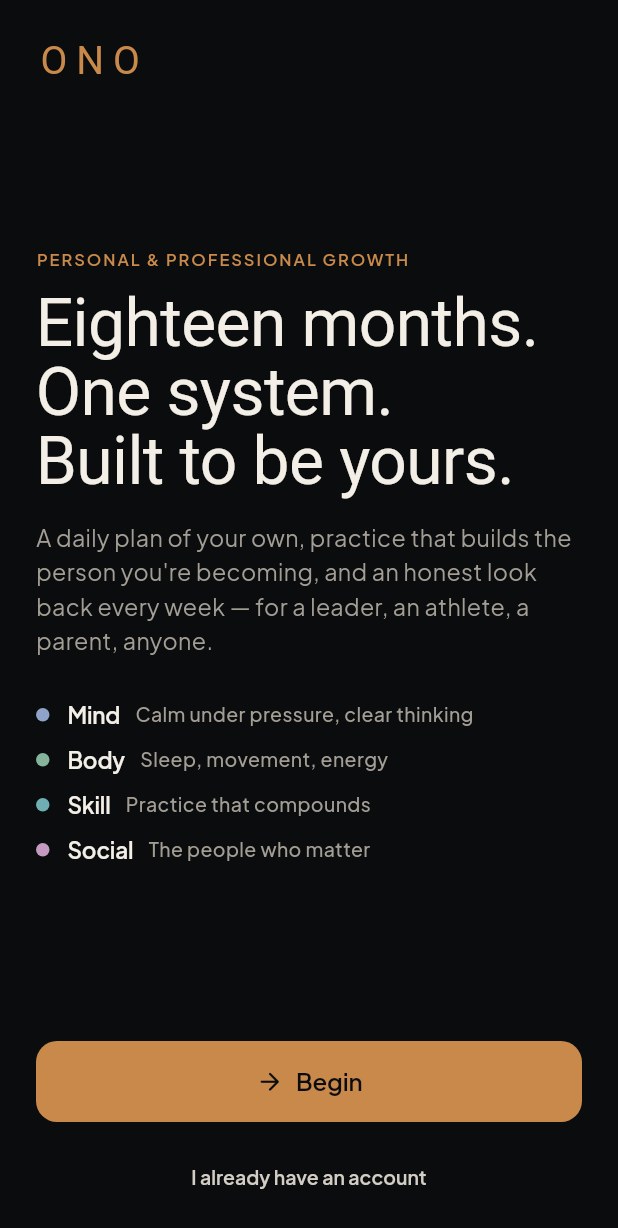
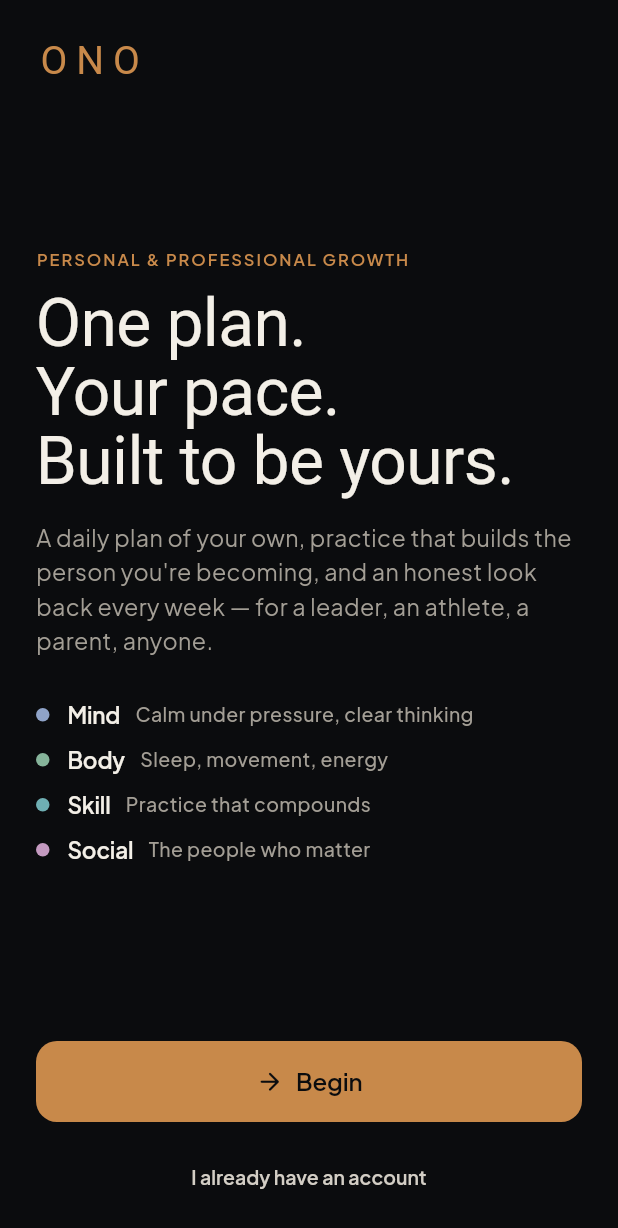
Before and after one commit to eminhuseyn313/ono_flutter, a Flutter app: the screen it shows after launch, on a phone screen of 412 x 824 dp. Shown: the top 1228 px of the screen. Run offline on Flutter 3.47's test engine with Material 3 defaults, Android fonts, the phone set to English and light mode, and no system bars; our stand-ins replace flutter_local_notifications, flutter_timezone, go_router, google_fonts, google_sign_in, share_plus and 3 more; missing offline and left inert: device_calendar, health, home_widget, quick_actions; accounts and stored records are empty; Roboto replaces fonts that are missing (Instrument Serif).

Commit message:
Fit every screen with text at 130%
Button labels ellipsize instead of overflowing, the welcome screen
scrolls when text is large (copy no longer says eighteen months), gym
day chips wrap. New test opens every route on an iPhone SE at 130%.

Co-Authored-By: Claude Opus 5.5 <noreply@anthropic.com>
Claude-Session: https://claude.ai/code/session_013TDiVD3yAdvn7be94feCzP

```diff
--- a/lib/screens/gym_session_screen.dart
+++ b/lib/screens/gym_session_screen.dart
@@ -291,7 +291,8 @@ class _GymSessionScreenState extends State<GymSessionScreen> {
       ),
       children: [
         const SizedBox(height: 12),
-        Row(
+        Wrap(
+          runSpacing: 8,
           children: [
             for (final g in gymPlan)
               Padding(
--- a/lib/screens/onboarding_welcome_screen.dart
+++ b/lib/screens/onboarding_welcome_screen.dart
@@ -16,19 +16,26 @@ class OnboardingWelcomeScreen extends StatelessWidget {
       backgroundColor: AppColors.background,
       body: SafeArea(
         bottom: false,
+        // Scrolls when the text is large; otherwise fills the screen.
+        child: LayoutBuilder(
+          builder: (context, box) => SingleChildScrollView(
+            child: ConstrainedBox(
+              constraints: BoxConstraints(minHeight: box.maxHeight),
+              child: IntrinsicHeight(
                 child: Padding(
                   padding: EdgeInsets.fromLTRB(24, 24, 24, bottom + 16),
                   child: Column(
                     crossAxisAlignment: CrossAxisAlignment.start,
                     children: [
                       Text('ONO',
-                  style: AppText.serif(size: 26, color: AppColors.accent)
+                          style:
+                              AppText.serif(size: 26, color: AppColors.accent)
                                   .copyWith(letterSpacing: 6)),
                       const Spacer(),
                       Text('PERSONAL & PROFESSIONAL GROWTH',
                           style: AppText.eyebrow(color: AppColors.accent)),
                       const SizedBox(height: 12),
-              Text('Eighteen months.\nOne system.\nBuilt to be yours.',
+                      Text('One plan.\nYour pace.\nBuilt to be yours.',
                           style: AppText.display().copyWith(fontSize: 44)),
                       const SizedBox(height: 16),
                       Text(
@@ -43,7 +50,8 @@ class OnboardingWelcomeScreen extends StatelessWidget {
                               LaneDot(l.$1, size: 9),
                               const SizedBox(width: 12),
                               Text(l.$2,
-                          style: AppText.heading().copyWith(fontSize: 15)),
+                                  style:
+                                      AppText.heading().copyWith(fontSize: 15)),
                               const SizedBox(width: 10),
                               Expanded(
                                 child: Text(l.$3,
@@ -71,6 +79,10 @@ class OnboardingWelcomeScreen extends StatelessWidget {
                   ),
                 ),
               ),
+            ),
+          ),
+        ),
+      ),
     );
   }
 }
--- a/lib/widgets/ono_ui.dart
+++ b/lib/widgets/ono_ui.dart
@@ -427,9 +427,15 @@ class PrimaryButton extends StatelessWidget {
                     Icon(icon, size: 19),
                     const SizedBox(width: 8),
                   ],
-                  Text(label,
-                      style: AppText.heading(color: AppColors.ink)
-                          .copyWith(fontSize: 16)),
+                  // Large text sizes: the label shrinks to fit, never
+                  // overflows the button.
+                  Flexible(
+                    child: Text(label,
+                        maxLines: 1,
+                        overflow: TextOverflow.ellipsis,
+                        style: AppText.heading(color: AppColors.ink)
+                            .copyWith(fontSize: 16)),
+                  ),
                 ],
               ),
       ),
@@ -465,9 +471,13 @@ class GhostButton extends StatelessWidget {
               Icon(icon, size: 17),
               const SizedBox(width: 8),
             ],
-            Text(label,
-                style: AppText.small(color: AppColors.white)
-                    .copyWith(fontWeight: FontWeight.w600, fontSize: 14)),
+            Flexible(
+              child: Text(label,
+                  maxLines: 1,
+                  overflow: TextOverflow.ellipsis,
+                  style: AppText.small(color: AppColors.white)
+                      .copyWith(fontWeight: FontWeight.w600, fontSize: 14)),
+            ),
           ],
         ),
       ),
```
Also changed, not shown: 2 other files. Lines whose indentation alone changed are shown as unchanged.
